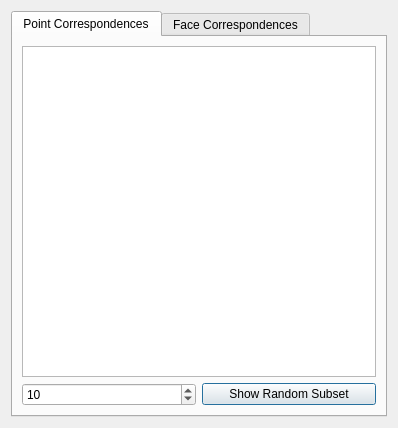
This is src/view/correspondences.ui in PeterZs/ShapeAnalyzer as Qt 5 draws it before an edit. The edited form follows.
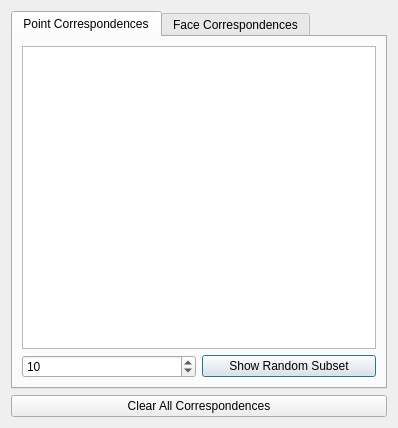
This is the edited form.

Commit message: Some post-merging, clear correspondences feature.

```diff
--- a/src/view/correspondences.ui
+++ b/src/view/correspondences.ui
@@ -103,6 +103,13 @@
      </widget>
     </widget>
    </item>
+   <item>
+    <widget class="QPushButton" name="clearButton">
+     <property name="text">
+      <string>Clear All Correspondences</string>
+     </property>
+    </widget>
+   </item>
   </layout>
  </widget>
  <resources/>
```
Left out of the diff: 2 changed lines with no effect on the pictures. The commit also changes 11 other files.
